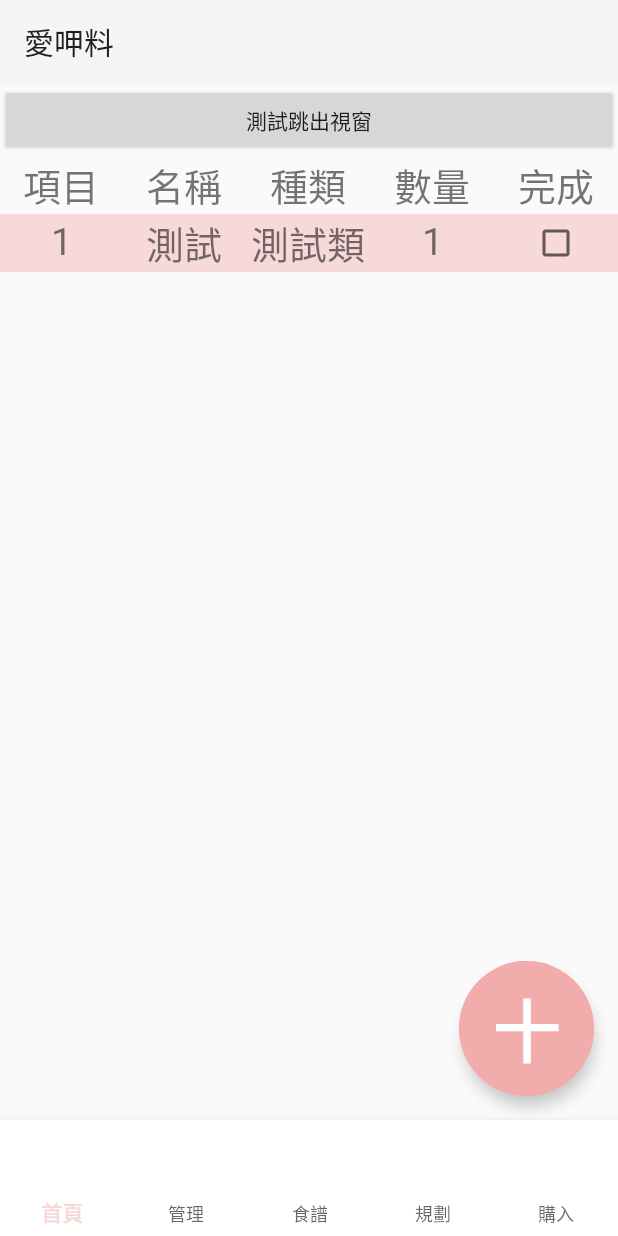
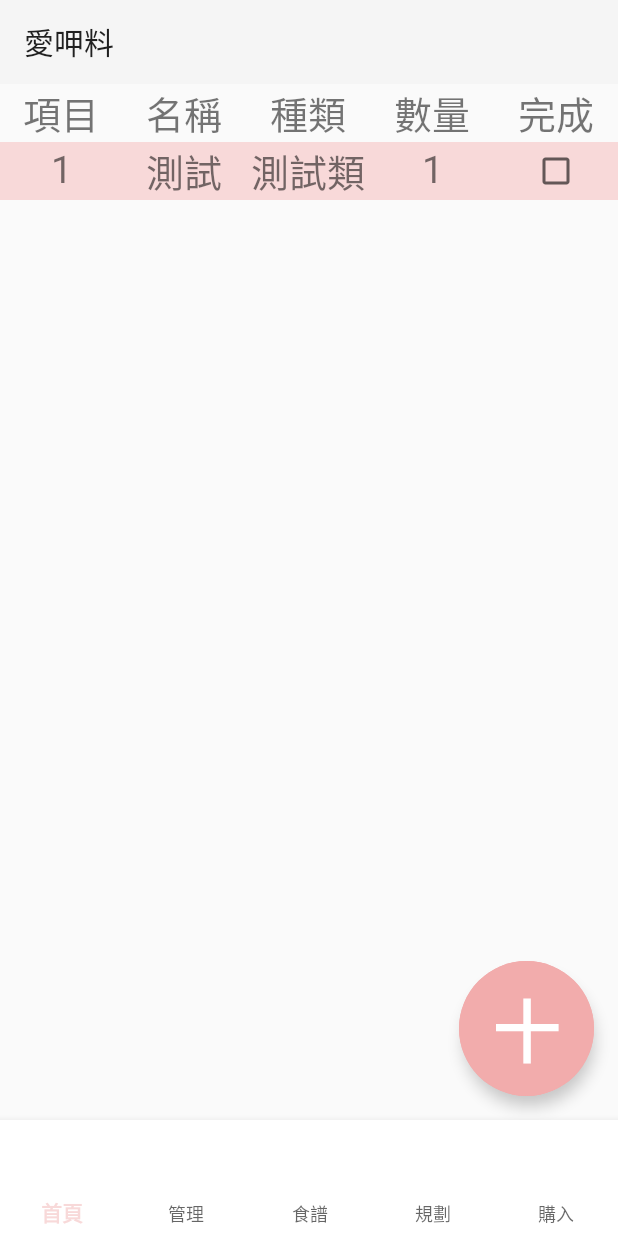
Before and after one commit to Danny0419/fridge, an Android app: the fragment ShoppingListFragment placed in its activity, after a tap on "取消", on a phone screen of 412 x 824 dp. Run offline under Robolectric (Android 15) with nearby library versions, the phone set to English and light mode, and no system bars; 1 statement that could not run was skipped; 1 other tap on this screen came first.

Commit message:
1. 購物清單勾選方格置中 2. 購物清單頁面新增新增按鈕(包括去除測試按鈕與移轉測試按鈕的功能)

```diff
--- a/app/src/main/java/com/example/fragment_test/fragments/ShoppingListFragment.java
+++ b/app/src/main/java/com/example/fragment_test/fragments/ShoppingListFragment.java
@@ -79,7 +79,7 @@ public class ShoppingListFragment extends Fragment implements View.OnClickListen
         View view = inflater.inflate(R.layout.fragment_shopping_list, container, false);
         shoppingListItemContainer = view.findViewById(R.id.shoppingListItemContainer);
         View viewDialog = inflater.inflate(R.layout.shoppinglist_alter_dialog, container, false);
-        View testButton = view.findViewById(R.id.testButton);
+        View testButton = view.findViewById(R.id.addNewShoppingListItemButton);
         Button dialogCancelBtn = viewDialog.findViewById(R.id.cancel_button);
         Button dialogConfirmBtn = viewDialog.findViewById(R.id.confirm_button);
         dialogName = viewDialog.findViewById(R.id.name);
@@ -112,7 +112,7 @@ public class ShoppingListFragment extends Fragment implements View.OnClickListen
     public void onClick(View v) {
         int clickedId = v.getId();
 
-        if (clickedId == R.id.testButton) {
+        if (clickedId == R.id.addNewShoppingListItemButton) {
             dialog.show();
         } else if (clickedId == R.id.cancel_button) {
             emptyEditViewsContent();
--- a/app/src/main/res/layout/fragment_shopping_list.xml
+++ b/app/src/main/res/layout/fragment_shopping_list.xml
@@ -13,11 +13,11 @@
         android:layout_height="match_parent"
         android:orientation="vertical">
 
-        <Button
-            android:id="@+id/testButton"
-            android:layout_width="match_parent"
-            android:layout_height="wrap_content"
-            android:text="測試跳出視窗"/>
+<!--        <Button-->
+<!--            android:id="@+id/testButton"-->
+<!--            android:layout_width="match_parent"-->
+<!--            android:layout_height="wrap_content"-->
+<!--            android:text="測試跳出視窗"/>-->
         <LinearLayout
             android:layout_width="match_parent"
             android:layout_height="wrap_content"
@@ -75,10 +75,9 @@
         android:layout_width="match_parent"
         android:layout_height="match_parent">
         <com.google.android.material.button.MaterialButton
-
             android:theme="@style/Theme.Material3.Dark.BottomSheetDialog"
             style="@style/Widget.MaterialComponents.ExtendedFloatingActionButton"
-            android:id="@+id/floatingActionButton"
+            android:id="@+id/addNewShoppingListItemButton"
             app:cornerRadius="360dp"
             android:layout_width="90dp"
             android:layout_height="90dp"
@@ -89,7 +88,7 @@
             android:textColor="@color/white"
             app:layout_constraintEnd_toEndOf="parent"
             app:layout_constraintBottom_toBottomOf="parent"
-            android:layout_margin="16dp"/>
+            android:layout_margin="16dp" />
 
     </androidx.constraintlayout.widget.ConstraintLayout>
 
```
